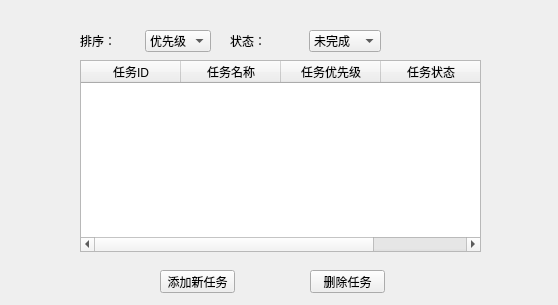
Before: the Qt Designer form pma/tasklist.ui in FlyingGarfield/productManager_assistant, drawn with Qt 5.
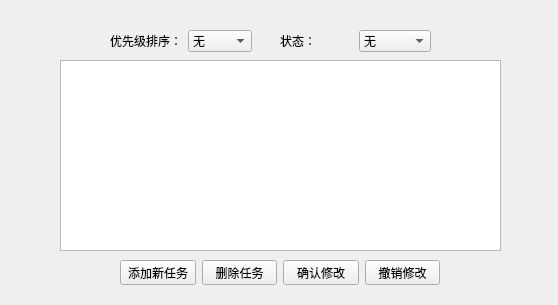
After: the same form once the commit is applied.

```diff
--- a/pma/tasklist.ui
+++ b/pma/tasklist.ui
@@ -13,53 +13,103 @@
   <property name="windowTitle">
    <string>任务管理</string>
   </property>
-  <widget class="QTableWidget" name="tableWidget">
+  <widget class="QTableView" name="tableView">
    <property name="geometry">
     <rect>
-     <x>80</x>
+     <x>60</x>
      <y>60</y>
-     <width>401</width>
-     <height>192</height>
+     <width>441</width>
+     <height>191</height>
     </rect>
    </property>
-   <column>
-    <property name="text">
-     <string>任务ID</string>
-    </property>
-   </column>
-   <column>
-    <property name="text">
-     <string>任务名称</string>
-    </property>
-   </column>
-   <column>
-    <property name="text">
-     <string>任务优先级</string>
-    </property>
-   </column>
-   <column>
-    <property name="text">
-     <string>任务状态</string>
-    </property>
-   </column>
   </widget>
-  <widget class="QPushButton" name="pushButton">
+  <widget class="QWidget" name="layoutWidget">
    <property name="geometry">
     <rect>
-     <x>160</x>
-     <y>270</y>
-     <width>75</width>
-     <height>23</height>
+     <x>120</x>
+     <y>260</y>
+     <width>320</width>
+     <height>25</height>
     </rect>
    </property>
-   <property name="text">
-    <string>添加新任务</string>
+   <layout class="QHBoxLayout" name="horizontalLayout_4">
+    <item>
+     <widget class="QPushButton" name="tianjia">
+      <property name="text">
+       <string>添加新任务</string>
+      </property>
+     </widget>
+    </item>
+    <item>
+     <widget class="QPushButton" name="shanchu">
+      <property name="text">
+       <string>删除任务</string>
+      </property>
+     </widget>
+    </item>
+    <item>
+     <widget class="QPushButton" name="queren">
+      <property name="text">
+       <string>确认修改</string>
+      </property>
+     </widget>
+    </item>
+    <item>
+     <widget class="QPushButton" name="chexiao">
+      <property name="text">
+       <string>撤销修改</string>
+      </property>
+     </widget>
+    </item>
+   </layout>
+  </widget>
+  <widget class="QWidget" name="layoutWidget_3">
+   <property name="geometry">
+    <rect>
+     <x>110</x>
+     <y>30</y>
+     <width>142</width>
+     <height>22</height>
+    </rect>
    </property>
+   <layout class="QHBoxLayout" name="horizontalLayout_2">
+    <item>
+     <widget class="QLabel" name="label_2">
+      <property name="text">
+       <string>优先级排序：</string>
+      </property>
+     </widget>
+    </item>
+    <item>
+     <widget class="QComboBox" name="yxj">
+      <item>
+       <property name="text">
+        <string>无</string>
+       </property>
+      </item>
+      <item>
+       <property name="text">
+        <string>高</string>
+       </property>
+      </item>
+      <item>
+       <property name="text">
+        <string>中</string>
+       </property>
+      </item>
+      <item>
+       <property name="text">
+        <string>低</string>
+       </property>
+      </item>
+     </widget>
+    </item>
+   </layout>
   </widget>
   <widget class="QWidget" name="layoutWidget_2">
    <property name="geometry">
     <rect>
-     <x>230</x>
+     <x>280</x>
      <y>30</y>
      <width>151</width>
      <height>22</height>
@@ -74,51 +124,25 @@
      </widget>
     </item>
     <item>
-     <widget class="QComboBox" name="comboBox_3">
+     <widget class="QComboBox" name="zt">
+      <item>
+       <property name="text">
+        <string>无</string>
+       </property>
+      </item>
       <item>
        <property name="text">
         <string>未完成</string>
        </property>
       </item>
-     </widget>
-    </item>
-   </layout>
-  </widget>
-  <widget class="QPushButton" name="pushButton_2">
-   <property name="geometry">
-    <rect>
-     <x>310</x>
-     <y>270</y>
-     <width>75</width>
-     <height>23</height>
-    </rect>
-   </property>
-   <property name="text">
-    <string>删除任务</string>
-   </property>
-  </widget>
-  <widget class="QWidget" name="layoutWidget_3">
-   <property name="geometry">
-    <rect>
-     <x>80</x>
-     <y>30</y>
-     <width>131</width>
-     <height>22</height>
-    </rect>
-   </property>
-   <layout class="QHBoxLayout" name="horizontalLayout_2">
-    <item>
-     <widget class="QLabel" name="label_2">
-      <property name="text">
-       <string>排序：</string>
-      </property>
-     </widget>
-    </item>
-    <item>
-     <widget class="QComboBox" name="comboBox_2">
       <item>
        <property name="text">
-        <string>优先级</string>
+        <string>已完成</string>
+       </property>
+      </item>
+      <item>
+       <property name="text">
+        <string>延期</string>
        </property>
       </item>
      </widget>
```
